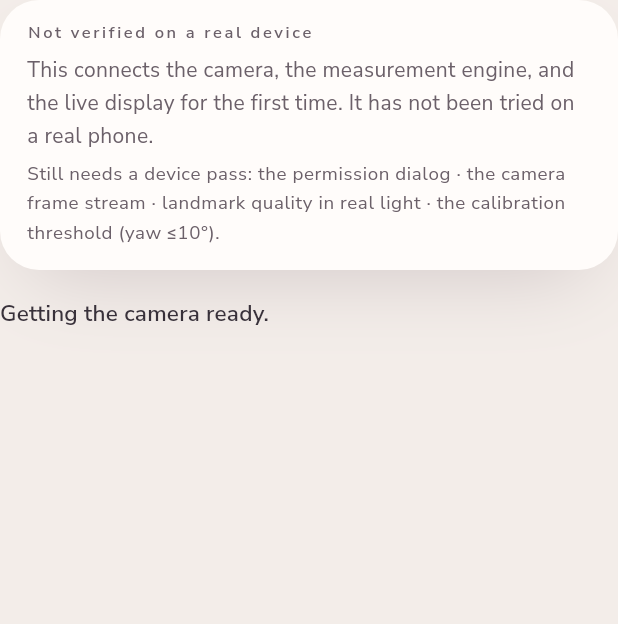
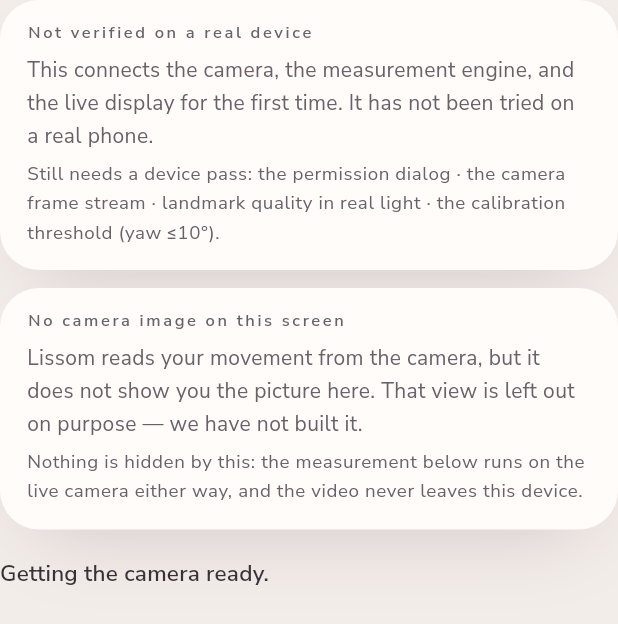
Before and after one commit to kocakkmustafa/lissom, a Flutter app: the _LiveView widget shown alone on an empty page, opened directly with empty values, on a phone screen of 412 x 824 dp. Shown: the top 624 px of the screen. Run offline on Flutter 3.47's test engine with Material 3 defaults, Android fonts, the phone set to English and light mode, and no system bars; our stand-ins replace google_fonts, permission_handler; missing offline and left inert: motion_camera, motion_core; accounts and stored records are empty.

Commit message:
feat(L-293 ⑤): önizleme yokluğu artık BEYANLI — ve beyan üç kusur doğurdu
SINIF ÖLÇÜLDÜ: pinli motion_camera texture sunmuyor (0 dosya, poz. kontrol
PoseSource 3) ⇒ JabLab/Gravita ile AYNI çekirdek kısıtı ⇒ ERTELENMİŞ
(yapılabilir, biz yapmadık). Desen JabLab'dan ADAPTE edildi: tek satır
PLACEHOLDER(asset) + unblocked by + kullanıcı cümlesi ("left out on purpose",
tarih YOK — "yet" yasak). Kapı zaten bendeydi, 0 işaretçiyle.

🪤 ÜÇ KUSUR, üçü de kendi eklememden doğdu, üçü de KAPILARCA yakalandı:
① işaretçi ÇOK SATIRLIYDI → kapı "BOZUK işaret" dedi, tek satıra alındı.
② kart 375pt'te ekranı 118 PİKSEL TAŞIRDI (800pt'te hiçbir işaret yok).
   Metni KISALTMADIM — beyanın boyunu YERLEŞİMİN belirlemesi tam da
   kaçındığımız şey olurdu; içerik kaydırılabilir yapıldı.
③ ve kaydırma L-283'ü ZAYIFLATTI: "Open Settings" (kalıcı retten çıkışın TEK
   yolu) y=986'ya, KATLAMANIN ALTINA düştü — tap() uyarısı yakaladı.
   → hâlin BİRİNCİL EYLEMİ altta SABİT; açıklayıcı metin kayar, EYLEM kaymaz.

→ Bir dürüstlük beyanı eklemek ekranın FİZİĞİNİ değiştirir, ve düzeltmesi
başka bir dürüstlük kusuru üretebilir.

⭐ SABOTAJ KORUMAMIN YARIM OLDUĞUNU GÖSTERDİ: kartı sildim, kapı YEŞİL
KALDI — gen_placeholder_register.py KAYNAK işaretçisini koruyor, KULLANICI
cümlesini değil. Yokluk kullanıcı için yeniden sessizleşebilirdi, kayıt onu
hâlâ listelerken. → Kaynakta beyanlı olmak, KULLANICIYA beyanlı olmak
değildir; iki ayrı yüzey, iki ayrı kapı. İkinci kapı eklendi (kart görünür ·
"left out on purpose" var · "yet" YOK), yeniden sabotaj → KIRMIZI.

⛔ Texture bağlanmadı, pin'e dokunulmadı, yeni ürün yüzeyi açılmadı.
Kapılar: app 196/196 · engine 109/109 · python 17/18.

```diff
--- a/lib/app/live_capture_screen.dart
+++ b/lib/app/live_capture_screen.dart
@@ -315,7 +315,23 @@
   Widget build(BuildContext context) {
     final ThemeData t = Theme.of(context);
     final LiveSessionState s = state;
+    // ⚠️ İÇERİK KAYDIRILABİLİR, düğme SABİT (L-293).
+    //
+    // Önizleme beyanı eklenince bu ekran **375pt'te 118 piksel TAŞTI** —
+    // dar-yüzey kapısı (`pinNarrowSurface`) yakaladı, 800pt varsayılanında
+    // hiçbir işaret yoktu (Ostinato'nun ölçtüğü sınıf).
+    //
+    // Metni KISALTMADIM: bir dürüstlük beyanının boyunu YERLEŞİMİN
+    // belirlemesi, tam da kaçındığımız şey olurdu. Bunun yerine dürüst
+    // hâller büyüyebilsin diye içerik kaydırılabilir yapıldı; *"I'm done"*
+    // düğmesi **altta sabit** kalıyor (erişimi kaydırmaya bağlamak, ölçümü
+    // bitirmeyi zorlaştırırdı).
     return Column(
+      crossAxisAlignment: CrossAxisAlignment.start,
+      children: <Widget>[
+        Expanded(
+          child: SingleChildScrollView(
+            child: Column(
               crossAxisAlignment: CrossAxisAlignment.start,
               children: <Widget>[
         const NamedGapCard(
@@ -329,6 +345,32 @@
           detail: 'Still needs a device pass: the permission dialog · the '
               'camera frame stream · landmark quality in real light · the '
               'calibration threshold (yaw ≤10°).',
+        ),
+        const SizedBox(height: 12),
+        // PLACEHOLDER(asset): kamera akışının canlı görüntüsü (Texture tabanlı önizleme) — unblocked by: motion_camera'nın önizleme texture'ı sunması (registrar.textures); pinli f13bdc9'da YOK (ölçüldü 0 dosya, poz. kontrol PoseSource 3), çekirdek turu kalem #5
+        //
+        // **SINIFIN ADI: ERTELENMİŞ** (M-F-287 üçlüsü: imkânsız /
+        // ertelenmiş / ölçülmemiş). *İmkânsız* olsaydı "bir kamera bunu
+        // göremez" derdik; *ölçülmemiş* olsaydı "bilmiyoruz" derdik.
+        // Ertelenmiş = YAPILABİLİR, biz yapmadık → cümle sorumluluğu
+        // ÜSTLENİR ve TARİH VERMEZ ("yet" yasak, M-F-186).
+        //
+        // JabLab ve Gravita aynı çekirdek kısıtını aynı sınıfa koydu (aynı
+        // pin, aynı `registrar.textures` yolu) — farklı sınıflandırmak,
+        // TEK bir kısıtı üç ayrı şeymiş gibi okuturdu.
+        //
+        // 🔴 L-292 ölçümü: bu yokluk 2026-08-12'ye kadar BENDE SESSİZDİ.
+        // JabLab'ınki beyanlıydı, benimki değildi — kullanıcı ekranı
+        // açıyor, kamera görüntüsü görmüyor, ve hiçbir şey neden olduğunu
+        // söylemiyordu. Aynı yokluk, iki hatta İKİ AYRI SINIF.
+        const NamedGapCard(
+          title: 'No camera image on this screen',
+          reason: 'Lissom reads your movement from the camera, but it does '
+              'not show you the picture here. That view is left out on '
+              'purpose — we have not built it.',
+          detail: 'Nothing is hidden by this: the measurement below runs '
+              'on the live camera either way, and the video never leaves '
+              'this device.',
         ),
         const SizedBox(height: 18),
         Text(s.userText, style: t.textTheme.titleMedium),
@@ -347,9 +389,40 @@
           // DİYORDU ama hiçbir kontrol yoktu ve `canMeasure` false olduğu
           // için ekranda BAŞKA düğme de kalmıyordu — kullanıcıya bir
           // TALİMAT verilip onu uygulayacak YOL verilmiyordu.
-          // `retryMakesSense` true iken bu düğme YOK: sistem hâlâ soracak,
-          // oraya göndermek gereksiz bir yolculuk olur.
-          if (!retryMakesSense)
+          // ⚠️ Düğmenin KENDİSİ burada DEĞİL, altta SABİT alanda (L-293) —
+          // gerekçesi aşağıda.
+        ],
+              ],
+            ),
+          ),
+        ),
+        // ⛔ HÂLİN BİRİNCİL EYLEMİ SABİT ALANDA — kaydırmanın ARKASINDA DEĞİL.
+        //
+        // 🪤 İlk denememde *"Open Settings"*i kaydırılabilir içeriğin içinde
+        // bıraktım ve **375pt'te y=986'ya**, yani katlamanın ALTINA düştü:
+        // kalıcı retten çıkışın TEK yolu, kullanıcının kaydırmayı akıl
+        // etmesine bağlı hâle geldi. Bu, L-283'te kapattığım kusurun
+        // (*yol var ama kullanıcı oraya varamıyor*) zayıflatılmış hâliydi
+        // ve testin `tap()` uyarısı yakaladı — *"widget is actually
+        // off-screen"*.
+        //
+        // → Kural: bu ekranda hâlin **birincil eylemi** (ölçümü bitir ·
+        // ayarlara git) daima ALTTA ve DAİMA görünür; açıklayıcı metin
+        // kaydırılabilir, EYLEM değil. İkisi aynı anda doğmaz
+        // (`canMeasure` kalıcı rette false).
+        if (s.canMeasure)
+          Padding(
+            padding: const EdgeInsets.only(top: 12),
+            child: Align(
+              alignment: Alignment.centerLeft,
+              child: FilledButton(
+                key: const Key('liveCapture.finish'),
+                onPressed: onFinish,
+                child: const Text("I'm done"),
+              ),
+            ),
+          )
+        else if (s case PermissionDenied(retryMakesSense: false))
           Padding(
             padding: const EdgeInsets.only(top: 12),
             child: Align(
@@ -359,17 +432,6 @@
                 onPressed: () => unawaited(onOpenSettings()),
                 child: const Text('Open Settings'),
               ),
-              ),
-            ),
-        ],
-        const Spacer(),
-        if (s.canMeasure)
-          Align(
-            alignment: Alignment.centerLeft,
-            child: FilledButton(
-              key: const Key('liveCapture.finish'),
-              onPressed: onFinish,
-              child: const Text("I'm done"),
             ),
           ),
       ],
```
Also changed, not shown: 2 other files. Lines whose indentation alone changed are shown as unchanged.
